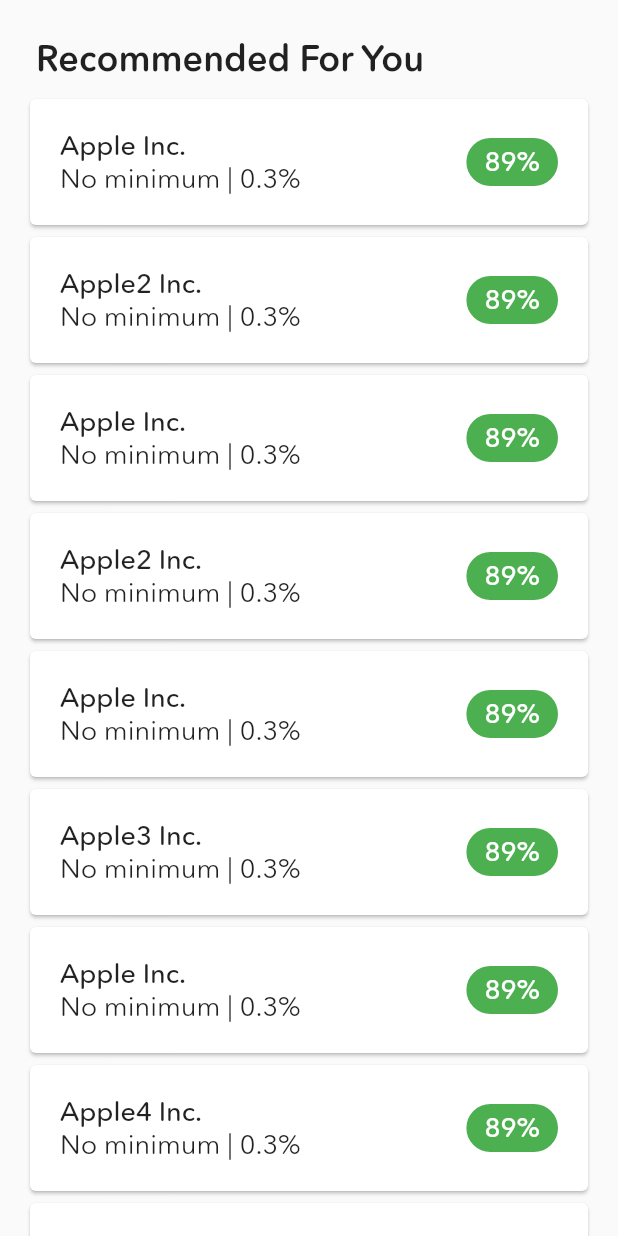
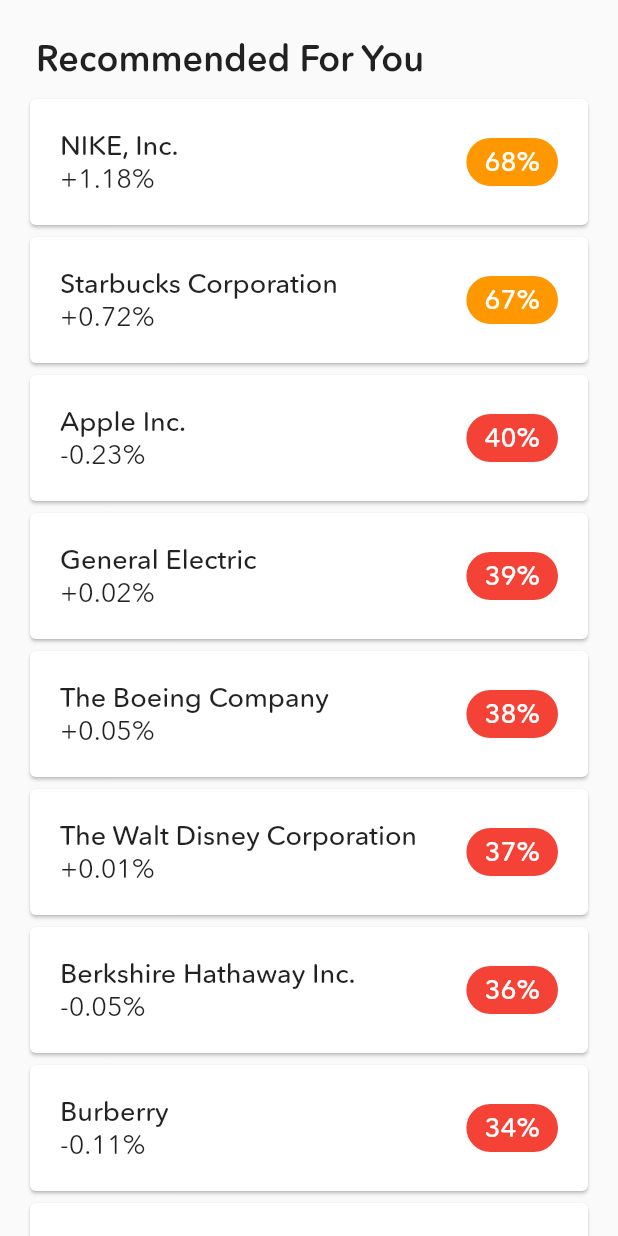
Before and after one commit to alexpavelm/DevHacksProject, a Flutter app: the InvestmentView screen opened directly, after a tap on "See more...", on a phone screen of 412 x 824 dp. Run offline on Flutter 3.47's test engine with Material 2 defaults, Android fonts, the phone set to English and light mode, and no system bars; drawn by our look-alikes of auto_size_text; our stand-ins replace bubble, flutter_screenutil, font_awesome_flutter.

Commit message:
Finished InvestmentList

```diff
--- a/lib/InvestmentPage/InvestmentView.dart
+++ b/lib/InvestmentPage/InvestmentView.dart
@@ -24,6 +24,7 @@ class InvestmentCategory {
 
 class _InvestmentViewState extends State<InvestmentView> {
   List<InvestmentData> _moreList = new List();
+
   final myController = TextEditingController();
   int i = Global().counterList;
 
@@ -255,6 +256,7 @@ class _InvestmentViewState extends State<InvestmentView> {
   }
 
   Widget _buildSuggestions(title) {
+    populateList();
     return ListView.builder(
         padding: const EdgeInsets.all(16.0),
         itemBuilder: /*1*/ (context, i) {
@@ -289,87 +291,9 @@ class _InvestmentViewState extends State<InvestmentView> {
 
   Iterable<InvestmentData> generateInvestmentData() sync* {
     while (true) {
-      switch (i) {
-        case 0:
-          InvestmentData a =
-              InvestmentData("Apple Inc.", "No minimum | 0.3%", 89);
-          yield a;
-          i = (++i % 20);
-          break;
-        case 1:
-          InvestmentData a =
-              InvestmentData("Apple2 Inc.", "No minimum | 0.3%", 89);
-          yield a;
-          i = (++i % 20);
-          break;
-        case 2:
-          InvestmentData a =
-              InvestmentData("Apple2 Inc.", "No minimum | 0.3%", 89);
-          yield a;
-          i = (++i % 20);
-          break;
-        case 3:
-          InvestmentData a =
-              InvestmentData("Apple3 Inc.", "No minimum | 0.3%", 89);
-          yield a;
-          i = (++i % 20);
-          break;
-        case 4:
-          InvestmentData a =
-              InvestmentData("Apple4 Inc.", "No minimum | 0.3%", 89);
-          yield a;
-          i = (++i % 20);
-          break;
-        case 5:
-          InvestmentData a =
-              InvestmentData("Apple5 Inc.", "No minimum | 0.3%", 89);
-          yield a;
-          i = (++i % 20);
-          break;
-        case 6:
-          InvestmentData a =
-              InvestmentData("Apple6 Inc.", "No minimum | 0.3%", 89);
-          yield a;
-          i = (++i % 20);
-          break;
-        case 7:
-          InvestmentData a =
-              InvestmentData("Apple7 Inc.", "No minimum | 0.3%", 89);
-          yield a;
-          i = (++i % 20);
-          break;
-        case 8:
-          InvestmentData a =
-              InvestmentData("Apple8 Inc.", "No minimum | 0.3%", 89);
-          yield a;
-          i = (++i % 20);
-          break;
-        case 9:
-          InvestmentData a =
-              InvestmentData("Apple9 Inc.", "No minimum | 0.3%", 89);
-          yield a;
-          i = (++i % 20);
-          break;
-        case 10:
-          InvestmentData a =
-              InvestmentData("Apple10 Inc.", "No minimum | 0.3%", 89);
-          yield a;
-          i = (++i % 20);
-          break;
-        case 11:
-          InvestmentData a =
-              InvestmentData("Apple11 Inc.", "No minimum | 0.3%", 89);
-          yield a;
-          i = (++i % 20);
-          break;
-        default:
-          InvestmentData a =
-              InvestmentData("AppleD Inc.", "No minimum | 0.3%", 89);
-          yield a;
-          i = (++i % 20);
-      }
-      InvestmentData a = InvestmentData("Apple Inc.", "No minimum | 0.3%", 89);
+      InvestmentData a = InvestmentData("Rolls Royce Inc.", "No minimum | 0.3%", 20);
       yield a;
+      i = (++i % 20);
     }
   }
 
@@ -420,7 +344,7 @@ class _InvestmentViewState extends State<InvestmentView> {
                         builder: (BuildContext context) => CustomDialog(
                               title: "Apple Inc.",
                               description: "-0.24%",
-                              buttonText: price.ceilToDouble(),
+                              buttonText: 20,
                             ));
                   },
                   child: getBuyBox("Invest"))
@@ -657,6 +581,27 @@ class _InvestmentViewState extends State<InvestmentView> {
           color: Colors.green,
         ));
   }
+
+  void populateList() {
+    List<InvestmentData> titles = new List();
+    titles.add(InvestmentData("NIKE, Inc.", "+1.18%", 68));
+    titles.add(InvestmentData("NIKE, Inc.", "+1.18%", 68));
+    titles.add(InvestmentData("Starbucks Corporation", "+0.72%", 67));
+    titles.add(InvestmentData("Apple Inc.", "-0.23%", 40));
+    titles.add(InvestmentData("General Electric", "+0.02%", 39));
+    titles.add(InvestmentData("The Boeing Company", "+0.05%", 38));
+    titles.add(InvestmentData("The Walt Disney Corporation", "+0.01%", 37));
+    titles.add(InvestmentData("Berkshire Hathaway Inc.", "-0.05%", 36));
+    titles.add(InvestmentData("Burberry", "-0.11%", 34));
+    titles.add(InvestmentData("Compass Group", "+0.05%", 33));
+    titles.add(InvestmentData("Diageo", "+0.04%", 32));
+    titles.add(InvestmentData("Flutter Entertainment", "+0.16%", 31));
+    titles.add(InvestmentData("Evraz", "+0.13%", 30));
+    titles.add(InvestmentData("Royal Dutch Shell", "+0.03%", 29));
+    titles.add(InvestmentData("Glencore", "-0.01%", 28));
+    titles.add(InvestmentData("Coca-Cola HBC", "+0.02%", 27));
+    _moreList.addAll(titles);
+  }
 }
 
 class InvestmentDataNews {
```
